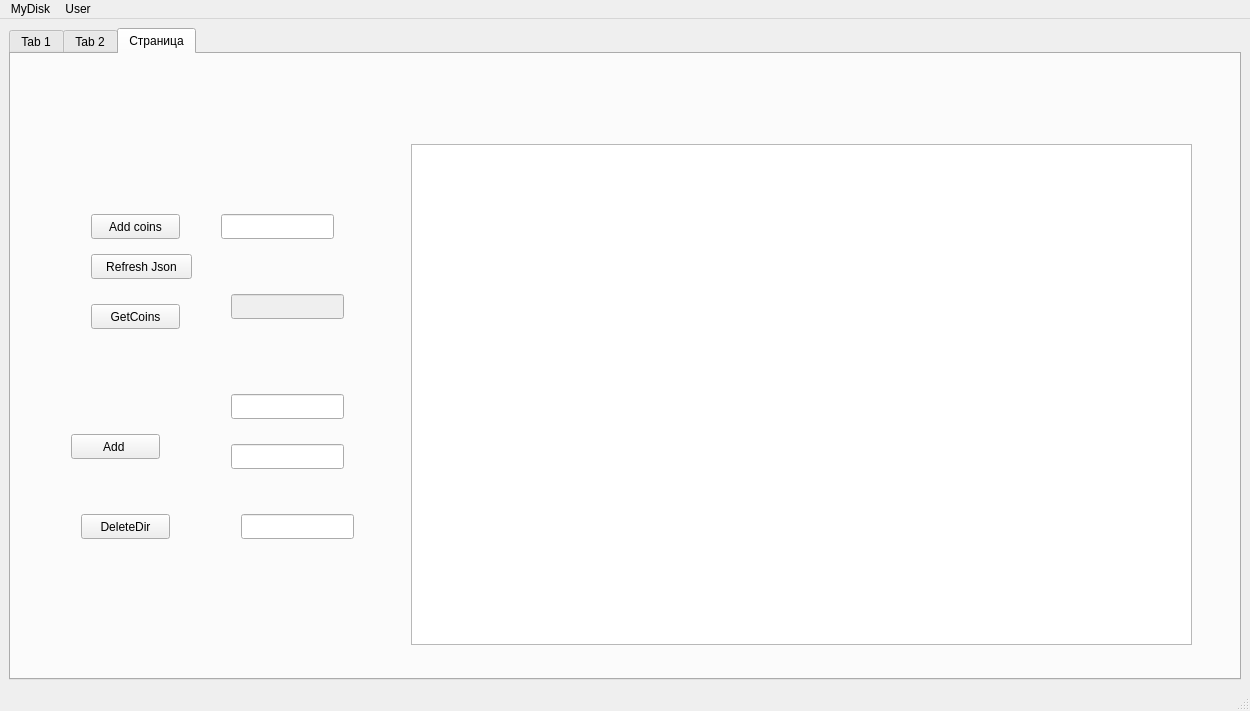
This is client/GUI/gui/mainwindow.ui in p2p-ear/p2pfs as Qt 5 draws it before an edit. The edited form follows.
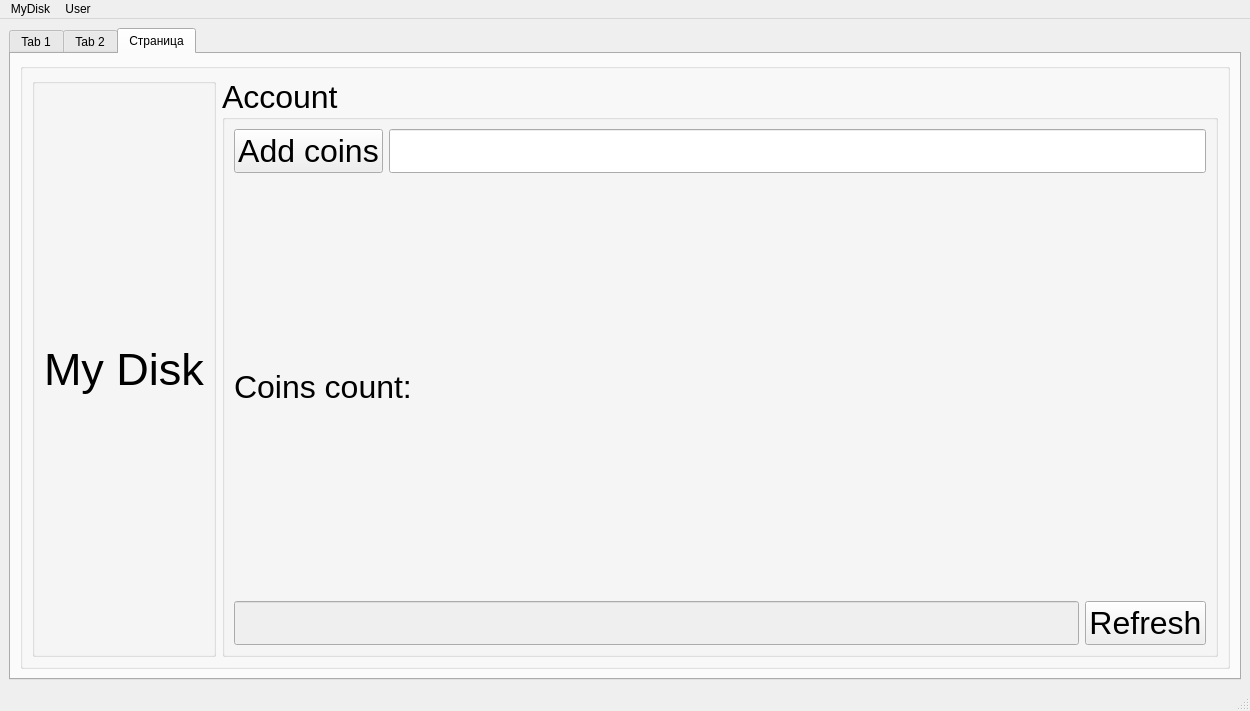
This is the edited form. The open tabs and pages were chosen to show the change.

Patch:
```diff
--- a/client/GUI/gui/mainwindow.ui
+++ b/client/GUI/gui/mainwindow.ui
@@ -14,7 +14,7 @@
    <string>MainWindow</string>
   </property>
   <widget class="QWidget" name="centralwidget">
-   <layout class="QHBoxLayout" name="horizontalLayout_3">
+   <layout class="QHBoxLayout" name="horizontalLayout_6">
     <item>
      <widget class="QTabWidget" name="tabWidget">
       <property name="currentIndex">
@@ -578,134 +578,95 @@
        <attribute name="title">
         <string>Страница</string>
        </attribute>
-       <widget class="QPushButton" name="btnAddCoins">
-        <property name="geometry">
-         <rect>
-          <x>80</x>
-          <y>160</y>
-          <width>89</width>
-          <height>25</height>
-         </rect>
-        </property>
-        <property name="text">
-         <string>Add coins</string>
-        </property>
-       </widget>
-       <widget class="QLineEdit" name="lineEdit">
-        <property name="geometry">
-         <rect>
-          <x>210</x>
-          <y>160</y>
-          <width>113</width>
-          <height>25</height>
-         </rect>
-        </property>
-       </widget>
-       <widget class="QPushButton" name="btnUodateJson">
-        <property name="geometry">
-         <rect>
-          <x>80</x>
-          <y>200</y>
-          <width>101</width>
-          <height>25</height>
-         </rect>
-        </property>
-        <property name="text">
-         <string>Refresh Json</string>
-        </property>
-       </widget>
-       <widget class="QTextBrowser" name="textBrowser">
-        <property name="geometry">
-         <rect>
-          <x>400</x>
-          <y>90</y>
-          <width>781</width>
-          <height>501</height>
-         </rect>
-        </property>
-       </widget>
-       <widget class="QPushButton" name="btnGetCoins">
-        <property name="geometry">
-         <rect>
-          <x>80</x>
-          <y>250</y>
-          <width>89</width>
-          <height>25</height>
-         </rect>
-        </property>
-        <property name="text">
-         <string>GetCoins</string>
-        </property>
-       </widget>
-       <widget class="QLineEdit" name="lineEdit_2">
-        <property name="enabled">
-         <bool>false</bool>
-        </property>
-        <property name="geometry">
-         <rect>
-          <x>220</x>
-          <y>240</y>
-          <width>113</width>
-          <height>25</height>
-         </rect>
-        </property>
-       </widget>
-       <widget class="QLineEdit" name="lineEdit_3">
-        <property name="geometry">
-         <rect>
-          <x>220</x>
-          <y>340</y>
-          <width>113</width>
-          <height>25</height>
-         </rect>
-        </property>
-       </widget>
-       <widget class="QLineEdit" name="lineEdit_4">
-        <property name="geometry">
-         <rect>
-          <x>220</x>
-          <y>390</y>
-          <width>113</width>
-          <height>25</height>
-         </rect>
-        </property>
-       </widget>
-       <widget class="QPushButton" name="btnAddDir">
-        <property name="geometry">
-         <rect>
-          <x>60</x>
-          <y>380</y>
-          <width>89</width>
-          <height>25</height>
-         </rect>
-        </property>
-        <property name="text">
-         <string>Add </string>
-        </property>
-       </widget>
-       <widget class="QPushButton" name="btnDelteDir">
-        <property name="geometry">
-         <rect>
-          <x>70</x>
-          <y>460</y>
-          <width>89</width>
-          <height>25</height>
-         </rect>
-        </property>
-        <property name="text">
-         <string>DeleteDir</string>
-        </property>
-       </widget>
-       <widget class="QLineEdit" name="lineEdit_5">
-        <property name="geometry">
-         <rect>
-          <x>230</x>
-          <y>460</y>
-          <width>113</width>
-          <height>25</height>
-         </rect>
-        </property>
-       </widget>
+       <layout class="QHBoxLayout" name="horizontalLayout_5">
+        <item>
+         <widget class="QGroupBox" name="groupBox_5">
+          <property name="title">
+           <string/>
+          </property>
+          <layout class="QVBoxLayout" name="verticalLayout_4">
+           <item>
+            <layout class="QHBoxLayout" name="horizontalLayout_4">
+             <item>
+              <widget class="QGroupBox" name="groupBox_4">
+               <property name="title">
+                <string/>
+               </property>
+               <layout class="QHBoxLayout" name="horizontalLayout_3">
+                <item>
+                 <widget class="QLabel" name="label_3">
+                  <property name="font">
+                   <font>
+                    <pointsize>34</pointsize>
+                   </font>
+                  </property>
+                  <property name="text">
+                   <string>My Disk</string>
+                  </property>
+                 </widget>
+                </item>
+               </layout>
+              </widget>
+             </item>
+             <item>
+              <widget class="QGroupBox" name="groupBox_3">
+               <property name="font">
+                <font>
+                 <pointsize>24</pointsize>
+                </font>
+               </property>
+               <property name="title">
+                <string>Account</string>
+               </property>
+               <layout class="QVBoxLayout" name="verticalLayout_3">
+                <item>
+                 <layout class="QHBoxLayout" name="horizontalLayout_7">
+                  <item>
+                   <widget class="QPushButton" name="btnAddCoins">
+                    <property name="text">
+                     <string>Add coins</string>
+                    </property>
+                   </widget>
+                  </item>
+                  <item>
+                   <widget class="QLineEdit" name="lineEdit"/>
+                  </item>
+                 </layout>
+                </item>
+                <item>
+                 <widget class="QLabel" name="label_4">
+                  <property name="text">
+                   <string>Coins count:</string>
+                  </property>
+                 </widget>
+                </item>
+                <item>
+                 <layout class="QHBoxLayout" name="horizontalLayout_8">
+                  <item>
+                   <widget class="QLineEdit" name="lineEdit_2">
+                    <property name="enabled">
+                     <bool>false</bool>
+                    </property>
+                   </widget>
+                  </item>
+                  <item>
+                   <widget class="QPushButton" name="btnGetCoins">
+                    <property name="text">
+                     <string>Refresh</string>
+                    </property>
+                   </widget>
+                  </item>
+                 </layout>
+                </item>
+               </layout>
+              </widget>
+             </item>
+            </layout>
+           </item>
+          </layout>
+         </widget>
+        </item>
+       </layout>
       </widget>
      </widget>
     </item>
```
Left out of the diff: 2 changed lines with no effect on the pictures.
